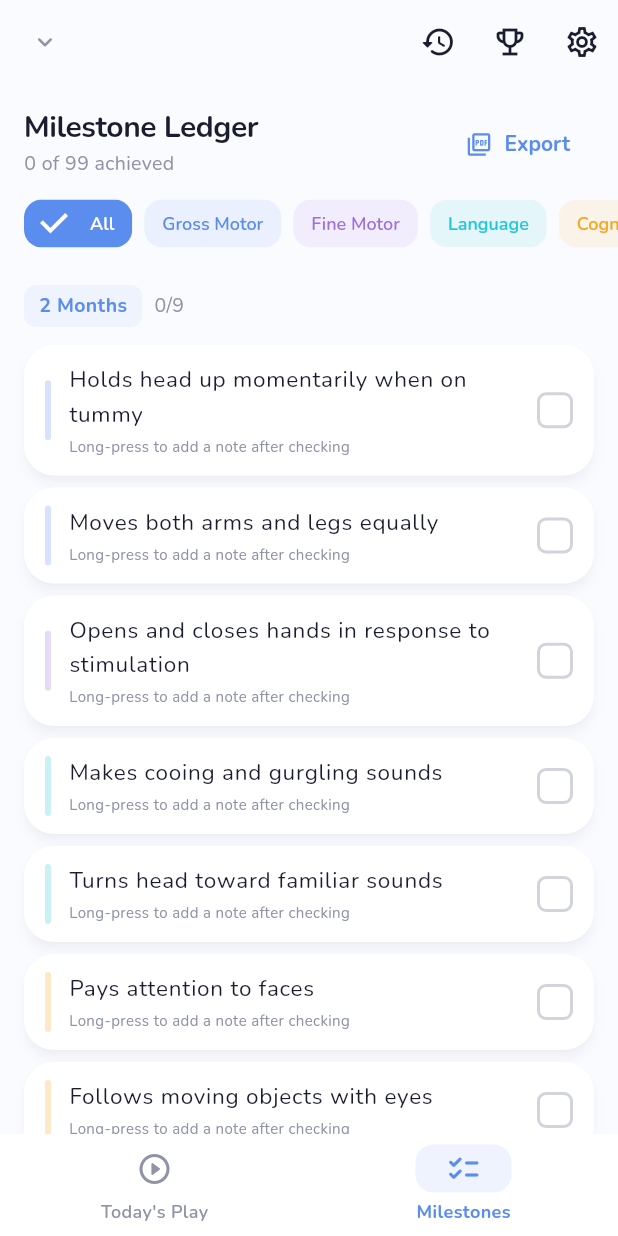
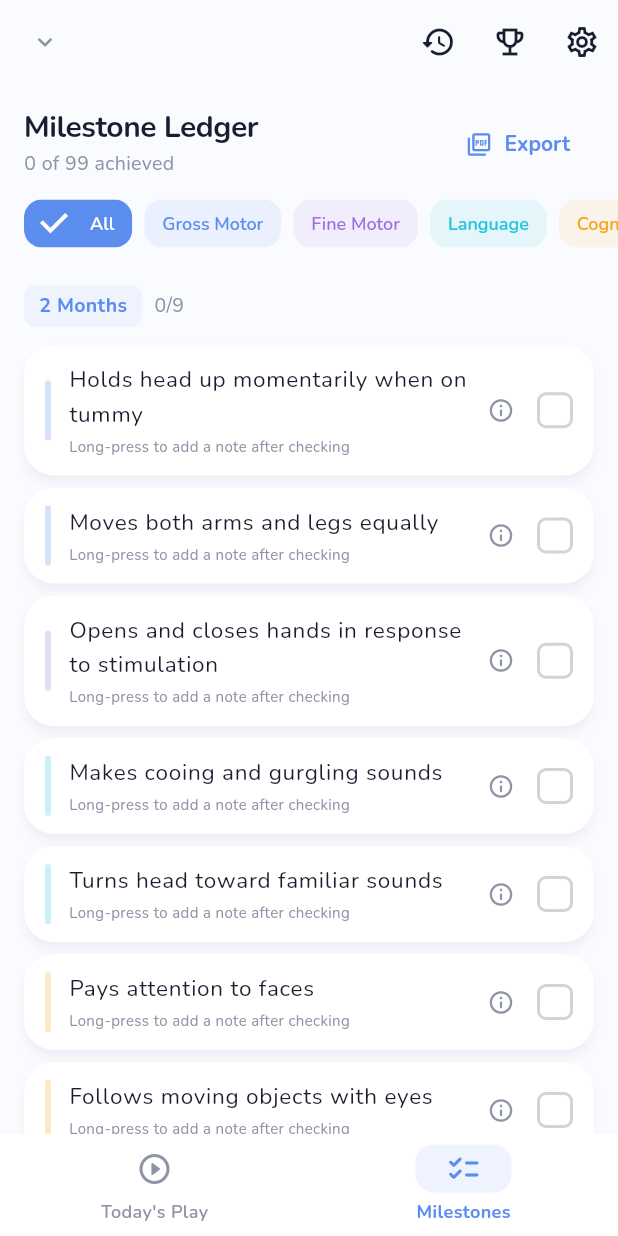
Before and after one commit to nikkyzam/Kids-app, a Flutter app: the HomeScreen screen opened directly, item 2 of the bottom bar chosen, on a phone screen of 412 x 824 dp. Run offline on Flutter 3.47's test engine with Material 3 defaults, Android fonts, the phone set to English and light mode, and no system bars; our stand-ins replace confetti, file_picker, flutter_local_notifications, image_picker, in_app_purchase, pdf and 7 more; accounts and stored records are empty.

Commit message:
feat: give every milestone the context a checklist cannot carry
A ledger row is either ticked or it is not, and an untickable row reads
as a verdict. Two things were missing from each of the 99 milestones:
what the behaviour actually looks like in a living room, and the fact
that not seeing it yet is usually nothing.

Each milestone now has an authored "What to look for" — concrete and
observable, describing the wobble rather than the hold, the attempt
rather than the contact, and calling out the common confusions ("a
startle to a loud bang is a reflex, not this"). A test asserts all 99 are
covered, so a new milestone cannot ship as a bare checkbox.

The doctor note is derived rather than authored, which keeps it honest.
Where the CDC's "Learn the Signs, Act Early" programme flags a milestone,
the note names the CDC's own age and says that raising it early is
routine. Everywhere else it says ranges are wide and to add it to the
list for the next check-up. A test walks all 99 notes for words like
"delay", "behind", "abnormal" and "concerning" and fails on any of them:
the note exists to say "mention it", and anything stronger would be the
diagnosis this app has no business offering. Another test holds the
derived flag in agreement with the red-flag table, so the two cannot
drift.

The sheet opens from its own info button rather than the row, because the
row toggles the milestone and a parent reading up on what to look for
must not tick it by accident. It closes with the not-medical-advice line
every time — that is the sentence most likely to be needed and least
likely to be sought out.

Co-Authored-By: Claude Opus 5 <noreply@anthropic.com>
Claude-Session: https://claude.ai/code/session_0128Jw5p77kaxMFchJK7ifJr

```diff
--- /dev/null
+++ b/lib/data/milestone_context_data.dart
@@ -0,0 +1,392 @@
+import '../models/milestone.dart';
+import 'red_flags_data.dart';
+
+/// What a parent can actually see for a milestone, and when it is worth
+/// mentioning to a doctor.
+///
+/// The ledger on its own is a checklist: a row is either ticked or it is not,
+/// and an untickable row reads as a verdict. These two notes give the row back
+/// its context — what the behaviour looks like in a real living room, and the
+/// fact that not seeing it yet is usually nothing. Neither is clinical advice
+/// and neither ever tells a parent what is wrong; the second one only ever
+/// says "mention it", because that is the whole of what an app can honestly
+/// say.
+class MilestoneContext {
+  /// A concrete, observable description — what the parent would notice.
+  final String whatToLookFor;
+
+  /// When to raise it with a pediatrician.
+  final String whenToTalk;
+
+  /// True when the CDC's "Learn the Signs, Act Early" programme lists this
+  /// milestone as one to discuss if it has not appeared by a given age. The UI
+  /// uses this only to choose wording, never to raise an alarm.
+  final bool isCdcActEarly;
+
+  const MilestoneContext({
+    required this.whatToLookFor,
+    required this.whenToTalk,
+    required this.isCdcActEarly,
+  });
+
+  static MilestoneContext? forMilestone(Milestone milestone) =>
+      forId(milestone.id);
+
+  static MilestoneContext? forId(String milestoneId) {
+    final look = _whatToLookFor[milestoneId];
+    if (look == null) return null;
+    return MilestoneContext(
+      whatToLookFor: look,
+      whenToTalk: _whenToTalk(milestoneId),
+      isCdcActEarly: _actEarlyAgeFor(milestoneId) != null,
+    );
+  }
+
+  static int? _actEarlyAgeFor(String milestoneId) {
+    for (final flag in RedFlagsData.all) {
+      if (flag.milestoneId == milestoneId) return flag.redFlagAgeMonths;
+    }
+    return null;
+  }
+
+  static String _whenToTalk(String milestoneId) {
+    final actEarlyAge = _actEarlyAgeFor(milestoneId);
+    if (actEarlyAge != null) {
+      return 'The CDC lists this as one to bring up if you are not seeing it '
+          'by $actEarlyAge months. Bringing it up early is routine, not '
+          'alarming — it is what check-ups are for.';
+    }
+    return 'Ranges here are wide, and arriving late at one thing says very '
+        'little on its own. If it still has not appeared in a couple of '
+        'months, add it to the list for your next check-up.';
+  }
+
+  /// Every milestone in [MilestonesData] has an entry here; a test asserts it,
+  /// so a new milestone cannot ship as a bare checkbox.
+  static const Map<String, String> _whatToLookFor = {
+    // ─── 2 months ───────────────────────────────────────────────────────────
+    'm_2_gm_1':
+        'During tummy time, they lift their forehead off the blanket for a '
+            'second or two before setting it down — often turned to one side. '
+            'It is a wobble, not a hold.',
+    'm_2_gm_2':
+        'Watch a nappy change: arms and legs kick and wave freely, and both '
+            'sides join in about equally. You are looking for symmetry, not '
+            'strength.',
+    'm_2_fm_1':
+        'Their fists are not clamped shut all the time. Stroke a palm and the '
+            'fingers curl around your finger, then open again on their own.',
+    'm_2_la_1':
+        'Soft open vowels — "aah", "ooh", a wet gurgle — when they are calm '
+            'and content, not when they are hungry or upset. Crying does not '
+            'count.',
+    'm_2_la_2':
+        'Speak from the side, out of view: they still, their eyes widen, or '
+            'the head swings slowly toward you. A startle to a loud bang is a '
+            'reflex, not this.',
+    'm_2_cg_1':
+        'Held about 30 cm away, they lock onto your face and stay there for '
+            'several seconds, studying it, rather than sliding past.',
+    'm_2_cg_2':
+        'Move your face or a high-contrast card slowly side to side; their '
+            'eyes follow it part of the way across, sometimes in little jumps '
+            'rather than one smooth sweep.',
+    'm_2_se_1':
+        'A whole-face smile that answers yours — eyes crinkle too — and comes '
+            'back when you smile again. Not the fleeting sleepy smile of the '
+            'first weeks.',
+    'm_2_se_2':
+        'Mid-grizzle, your voice or your arms take the edge off: the crying '
+            'eases and the body softens, even if it takes a minute.',
+
+    // ─── 4 months ───────────────────────────────────────────────────────────
+    'm_4_gm_1':
+        'Held upright against your chest, the head stays put while you walk, '
+            'instead of bobbing. Some sway when they turn to look is normal.',
+    'm_4_gm_2':
+        'Held standing with feet on your lap or the floor, they straighten '
+            'their legs and press down, often bouncing.',
+    'm_4_fm_1':
+        'Hands find the mouth on purpose and stay there — sucking fists and '
+            'fingers is the point of the exercise.',
+    'm_4_fm_2':
+        'Dangle a toy within reach: they swipe at it. Early swings miss by a '
+            'long way; the aim is the attempt, not the contact.',
+    'm_4_la_1':
+        'Long strings of sound with tune in them — rising, falling, getting '
+            'louder — as though they are telling you something.',
+    'm_4_la_2':
+        'You say "aah", pause, and they say something back. The turn-taking '
+            'matters more than how closely the sound matches.',
+    'm_4_cg_1':
+        'You come through the door across the room and they brighten before '
+            'you speak — recognition by sight, at a distance.',
+    'm_4_cg_2':
+        'Something catches their eye and their whole body orients to it: eyes '
+            'fix, arms reach, mouth opens.',
+    'm_4_se_1':
+        'They smile first, without being smiled at — at you, at a sibling, at '
+            'a familiar voice arriving.',
+    'm_4_se_2':
+        'Peekaboo or bouncing gets grins and wriggling, and stopping gets a '
+            'complaint. The protest is the milestone.',
+
+    // ─── 6 months ───────────────────────────────────────────────────────────
+    'm_6_gm_1':
+        'They get themselves from back to front and front to back. Most '
+            'babies learn one direction well before the other.',
+    'm_6_fm_1':
+        'A toy in one hand crosses the midline into the other, on purpose, '
+            'rather than being dropped and picked up again.',
+    'm_6_gm_2':
+        'Sat on the floor, they hold themselves up for a few seconds with '
+            'hands down as props, then topple. Propped and brief still counts.',
+    'm_6_fm_2':
+        'A small toy just out of reach gets dragged in with a sweep of the '
+            'whole hand. Fingers work as one — the pincer grip comes later.',
+    'm_6_la_1':
+        'Their name, said conversationally from across the room, gets a look '
+            'up. Test it against a neutral word to be sure it is the name.',
+    'm_6_la_2':
+        'Two different sounds you can tell apart: a squeal or chuckle when '
+            'happy, and a grumbling protest when the toy goes away.',
+    'm_6_cg_1':
+        'Everything new gets turned over, squeezed and then put in the mouth. '
+            'The mouth is a sense organ at this age.',
+    'm_6_cg_2':
+        'Left alone for a moment they scan the room — the ceiling fan, the '
+            'dog, the light — rather than staring at nothing.',
+    'm_6_se_1':
+        'Warm and easy with the people they live with, and noticeably more '
+            'watchful with a visitor. Wariness of strangers is a milestone, '
+            'not a problem.',
+    'm_6_se_2':
+        'They start games as well as joining them: pausing, catching your '
+            'eye, and waiting for you to do the thing again.',
+
+    // ─── 9 months ───────────────────────────────────────────────────────────
+    'm_9_gm_1':
+        'Hands on the sofa or a low table, they hold themselves upright and '
+            'take their own weight, even if you helped them up.',
+    'm_9_gm_2':
+        'From lying down they pull on your hands, a cot rail or the furniture '
+            'and haul themselves up to sitting.',
+    'm_9_fm_1':
+        'A single pea or crumb picked up between the tips of thumb and index '
+            'finger, not scooped into the palm.',
+    'm_9_fm_2':
+        'Two objects, one in each hand, brought together deliberately — and '
+            'the noise is clearly the reason they do it again.',
+    'm_9_la_1':
+        'A firm "no" makes them stop, look at you or hesitate. Understanding '
+            'it and obeying it are different milestones.',
+    'm_9_la_2':
+        'Repeated syllable strings — "bababa", "dadada", "mamama" — with '
+            'consonants in them, not just vowels.',
+    'm_9_cg_1':
+        'Cover half a toy with a cloth and they pull the cloth away. The '
+            'visible corner is what makes it findable at this age.',
+    'm_9_cg_2':
+        'Drop a spoon from the highchair and their eyes go to the floor, '
+            'tracking where it went rather than staying on your hand.',
+    'm_9_se_1':
+        'They want the familiar person, object to being handed over, and '
+            'settle again once back. This is attachment working, not a step '
+            'backwards.',
+    'm_9_se_2':
+        'One particular toy or blanket gets sought out, and the wrong one '
+            'gets rejected.',
+
+    // ─── 12 months ──────────────────────────────────────────────────────────
+    'm_12_gm_1':
+        'They pull up on furniture and cruise along it. First steps often '
+            'come later than the first birthday and that is well within '
+            'normal.',
+    'm_12_gm_2':
+        'From standing or lying, they get themselves to sitting with no hands '
+            'from you.',
+    'm_12_fm_1':
+        'Blocks into a box and out again, over and over. Taking out usually '
+            'comes weeks before putting in.',
+    'm_12_fm_2':
+        'A neat pinch — thumb against the side or tip of the index finger — '
+            'used on something tiny like a piece of cereal.',
+    'm_12_la_1':
+        '"Mama" or "dada" aimed at the right person, not sprayed at everyone. '
+            'Any consistent word for a person counts.',
+    'm_12_la_2':
+        'Waving at a departure, shaking the head for no, arms up to be '
+            'lifted — communication without words.',
+    'm_12_cg_1':
+        'Hide a toy completely under a cloth while they watch, and they lift '
+            'the cloth to get it.',
+    'm_12_cg_2':
+        'The same object gets shaken, banged, dropped and posted through '
+            'gaps — experiments, not repetition.',
+    'm_12_se_1':
+        'A new face makes them go quiet, cling, or check your expression '
+            'before deciding. That check is the milestone.',
+    'm_12_se_2':
+        'They do something that got a laugh — a noise, a dropped spoon — '
+            'again, and look straight at you for the reaction.',
+
+    // ─── 15 months ──────────────────────────────────────────────────────────
+    'm_15_gm_1':
+        'Several steps across a room with nothing held and no one holding on. '
+            'Wide-legged, arms up, frequent landings on the bottom.',
+    'm_15_gm_2':
+        'They drop into a squat to pick something up and come back up without '
+            'putting a hand down or holding on.',
+    'm_15_fm_1':
+        'One block placed on top of another and released so it stays. Two is '
+            'the whole milestone.',
+    'm_15_fm_2':
+        'Crayon held in a fist, marks made on the paper on purpose — back and '
+            'forth lines and loops, not drawing.',
+    'm_15_la_1':
+        'Three or more words they use themselves and you would recognise out '
+            'of context. Their own versions count if they are consistent.',
+    'm_15_la_2':
+        'A point at a dog or a plane, then a look back at your face to check '
+            'you saw it too. The look back is what makes it sharing.',
+    'm_15_cg_1':
+        'They toddle off to play a few metres away, glance back to find you, '
+            'and carry on. Base camp behaviour.',
+    'm_15_cg_2':
+        'A book is brought to you and pushed into your hands or your lap — a '
+            'request made with an object.',
+    'm_15_se_1':
+        'Pointing used to get things: at the cupboard for a snack, at the '
+            'door to go out.',
+    'm_15_se_2':
+        'Spontaneous hugs, leaning in, a kiss on request for the people they '
+            'know — and not for everyone.',
+
+    // ─── 18 months ──────────────────────────────────────────────────────────
+    'm_18_gm_1':
+        'Up a step or two with one hand held or a rail gripped, usually '
+            'leading with the same foot each time.',
+    'm_18_gm_2':
+        'A ball on the floor is kicked forward on purpose. Walking into it '
+            'hard enough to move it also counts at first.',
+    'm_18_fm_1':
+        'A tower of four blocks that stands up long enough for them to look '
+            'pleased about it.',
+    'm_18_fm_2':
+        'They turn pages themselves, forward and back. Several at once and '
+            'the odd tear are both normal.',
+    'm_18_la_1':
+        'Six to ten words used unprompted across a day. Animal noises and '
+            'their own consistent versions count.',
+    'm_18_la_2':
+        'Ask "where is your nose?" and they touch or look at it, without you '
+            'pointing first.',
+    'm_18_cg_1':
+        'They hold a phone to an ear, a brush to hair, a spoon to a mouth — '
+            'objects used for their real purpose, in play.',
+    'm_18_cg_2':
+        'They point at something and then check your face, using the point to '
+            'make you look, not to reach.',
+    'm_18_se_1':
+        'They hand you a toy, then want it back, then hand it over again. The '
+            'exchange itself is the game.',
+    'm_18_se_2':
+        'Big, sudden, physical upset when thwarted, and it passes. Tantrums '
+            'at this age are a stage of development, not misbehaviour.',
+
+    // ─── 24 months ──────────────────────────────────────────────────────────
+    'm_24_gm_1':
+        'Up and down a flight with a hand on the rail, both feet landing on '
+            'each step before the next one.',
+    'm_24_gm_2':
+        'A real run — both feet leaving the ground, some speed — even if '
+            'stopping and cornering are still unreliable.',
+    'm_24_fm_1':
+        'Four or more blocks stacked without them being nudged into place for '
+            'them.',
+    'm_24_fm_2':
+        'You draw a line, they draw one roughly like it. Wobbly, wrong length '
+            'and not quite parallel is a pass.',
+    'm_24_la_1':
+        'Two words joined to mean one thing — "more milk", "daddy go", "no '
+            'bed". This matters more than the size of the vocabulary.',
+    'm_24_la_2':
+        'Ask "where is the duck?" in a familiar book and they put a finger on '
+            'it.',
+    'm_24_cg_1':
+        '"Get your shoes and bring them here" done as one job, without you '
+            'repeating the second half.',
+    'm_24_cg_2':
+        'Given a mixed pile, they put like with like — the red ones together, '
+            'or the round ones — for at least part of the pile.',
+    'm_24_se_1':
+        '"Me do it" behaviour: refusing help with the spoon, the shoe, the '
+            'stairs. Wanting to do it themselves is the milestone.',
+    'm_24_se_2':
+        'Other children register as interesting: they watch, follow, and get '
+            'visibly excited, even without joining in.',
+
+    // ─── 30 months ──────────────────────────────────────────────────────────
+    'm_30_gm_1':
+        'Both feet leave the floor together and land together, on the spot. '
+            'Stepping down off a low ledge is a different skill.',
+    'm_30_gm_2':
+        'A ball thrown from above the shoulder, forwards. Direction and '
+            'distance are not part of it yet.',
+    'm_30_fm_1':
+        'Single pages turned one at a time through a story, using finger and '
+            'thumb at the edge.',
+    'm_30_fm_2':
+        'The crayon starts to sit between thumb and fingers rather than in a '
+            'fist. Expect it to slip back to a fist when they concentrate.',
+    'm_30_la_1':
+        'Two- and three-word sentences used routinely, not just once — "want '
+            'more juice", "mummy sit here".',
+    'm_30_la_2':
+        'They name what they see in a picture book unprompted, rather than '
+            'only pointing when asked.',
+    'm_30_cg_1':
+        'A doll gets fed, a teddy gets told off, a block becomes a phone. '
+            'Real function stands in for real objects.',
+    'm_30_cg_2':
+        'Asked for two, they hand over two. Beyond that "lots" — knowing two '
+            'is not the same as counting.',
+    'm_30_se_1':
+        'Another child cries and they look concerned, go over, fetch someone, '
+            'or offer a toy.',
+    'm_30_se_2':
+        'They play happily next to another child on the same activity without '
+            'much joint play. Side by side is exactly right at this age.',
+
+    // ─── 36 months ──────────────────────────────────────────────────────────
+    'm_36_gm_1':
+        'Confident on climbing frames and stairs, running and changing '
+            'direction without going over.',
+    'm_36_gm_2':
+        'Feet on the pedals, pushing round in circles and going forward. '
+            'Scooting it along with their feet is the earlier version.',
+    'm_36_fm_1':
+        'Shown a circle, they draw a closed-ish round shape. Lumpy and not '
+            'quite joined up still counts.',
+    'm_36_fm_2':
+        'Six or more blocks stacked, with the patience to line them up as '
+            'they go.',
+    'm_36_la_1':
+        'Sentences of three or more words that a stranger could mostly '
+            'follow. Some sounds will still be unclear, and that is fine.',
+    'm_36_la_2':
+        '"Take off your shoes, put them by the door and come to the table" '
+            'done as one instruction.',
+    'm_36_cg_1': 'Given two objects they can say whether they are the same or '
+        'different, and roughly why.',
+    'm_36_cg_2':
+        'Extended pretend with a story in it — the animals talk to each '
+            'other, the doll goes to the shops.',
+    'm_36_se_1':
+        'They name feelings, theirs and other people\'s: happy, sad, cross, '
+            'scared.',
+    'm_36_se_2':
+        'Being left at nursery or with a grandparent is easier than it was a '
+            'year ago, even if it is still not nothing.',
+  };
+}
--- a/lib/widgets/milestone_item.dart
+++ b/lib/widgets/milestone_item.dart
@@ -7,6 +7,7 @@ import 'package:intl/intl.dart';
 import 'package:provider/provider.dart';
 
 import '../data/database_helper.dart';
+import '../data/milestone_context_data.dart';
 import '../models/milestone.dart';
 import '../models/photo_memory.dart';
 import '../providers/milestone_provider.dart';
@@ -126,7 +127,22 @@ class _MilestoneItemState extends State<MilestoneItem> {
                           ],
                         ),
                       ),
-                      const SizedBox(width: 8),
+                      if (MilestoneContext.forMilestone(widget.milestone) !=
+                          null)
+                        IconButton(
+                          // Its own control rather than part of the row: the
+                          // row toggles the milestone, and a parent reading up
+                          // on what to look for must not tick it by accident.
+                          icon: const Icon(Icons.info_outline_rounded,
+                              size: 18, color: AppTheme.textMuted),
+                          visualDensity: VisualDensity.compact,
+                          padding: EdgeInsets.zero,
+                          constraints:
+                              const BoxConstraints(minWidth: 32, minHeight: 32),
+                          tooltip: 'What to look for',
+                          onPressed: () => _showContext(context, domainColor),
+                        ),
+                      const SizedBox(width: 4),
                       AnimatedContainer(
                         duration: const Duration(milliseconds: 250),
                         curve: Curves.easeOut,
@@ -183,6 +199,67 @@ class _MilestoneItemState extends State<MilestoneItem> {
       decoration: BoxDecoration(
         color: isAchieved ? color : color.withValues(alpha: 0.25),
         borderRadius: BorderRadius.circular(2),
+      ),
+    );
+  }
+
+  void _showContext(BuildContext context, Color domainColor) {
+    final ctx = MilestoneContext.forMilestone(widget.milestone);
+    if (ctx == null) return;
+
+    showModalBottomSheet<void>(
+      context: context,
+      isScrollControlled: true,
+      shape: const RoundedRectangleBorder(
+        borderRadius: BorderRadius.vertical(top: Radius.circular(20)),
+      ),
+      builder: (sheetContext) => SafeArea(
+        child: SingleChildScrollView(
+          padding: const EdgeInsets.fromLTRB(20, 20, 20, 28),
+          child: Column(
+            crossAxisAlignment: CrossAxisAlignment.start,
+            children: [
+              Text(
+                widget.milestone.domain.label.toUpperCase(),
+                style: TextStyle(
+                    fontSize: 11,
+                    fontWeight: FontWeight.w700,
+                    color: domainColor,
+                    letterSpacing: 1.1),
+              ),
+              const SizedBox(height: 6),
+              Text(widget.milestone.description,
+                  style: Theme.of(sheetContext).textTheme.titleMedium),
+              const SizedBox(height: 20),
+              _ContextBlock(
+                icon: Icons.visibility_outlined,
+                color: domainColor,
+                title: 'What to look for',
+                body: ctx.whatToLookFor,
+              ),
+              const SizedBox(height: 16),
+              _ContextBlock(
+                icon: Icons.chat_bubble_outline_rounded,
+                color: AppTheme.textMuted,
+                title: 'When to talk to your pediatrician',
+                body: ctx.whenToTalk,
+              ),
+              const SizedBox(height: 20),
+              // Said plainly and every time, because the previous line is the
+              // one most likely to be read as a diagnosis.
+              Text(
+                'PlaySteps is a place to keep notes, not a medical opinion. '
+                'Children reach these at very different times, and your '
+                'pediatrician is the person who can actually tell you '
+                'anything about your child.',
+                style: Theme.of(sheetContext)
+                    .textTheme
+                    .bodySmall
+                    ?.copyWith(color: AppTheme.textMuted, height: 1.5),
+              ),
+            ],
+          ),
+        ),
       ),
     );
   }
@@ -279,3 +356,46 @@ class _MilestoneItemState extends State<MilestoneItem> {
     }
   }
 }
+
+class _ContextBlock extends StatelessWidget {
+  final IconData icon;
+  final Color color;
+  final String title;
+  final String body;
+
+  const _ContextBlock({
+    required this.icon,
+    required this.color,
+    required this.title,
+    required this.body,
+  });
+
+  @override
+  Widget build(BuildContext context) {
+    return Column(
+      crossAxisAlignment: CrossAxisAlignment.start,
+      children: [
+        Row(
+          children: [
+            Icon(icon, size: 14, color: color),
+            const SizedBox(width: 6),
+            Expanded(
+              child: Text(
+                title.toUpperCase(),
+                style: const TextStyle(
+                    fontSize: 11,
+                    fontWeight: FontWeight.w700,
+                    color: AppTheme.textMuted,
+                    letterSpacing: 1.1),
+              ),
+            ),
+          ],
+        ),
+        const SizedBox(height: 6),
+        Text(body,
+            style:
+                Theme.of(context).textTheme.bodyLarge?.copyWith(height: 1.55)),
+      ],
+    );
+  }
+}
```
Also changed, not shown: 2 other files.
